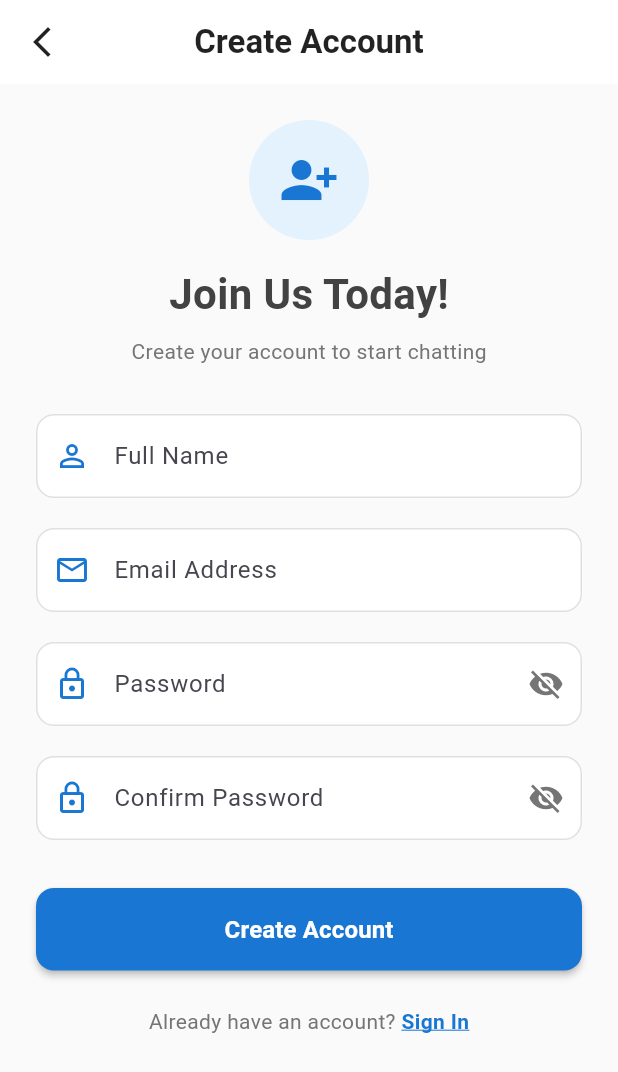
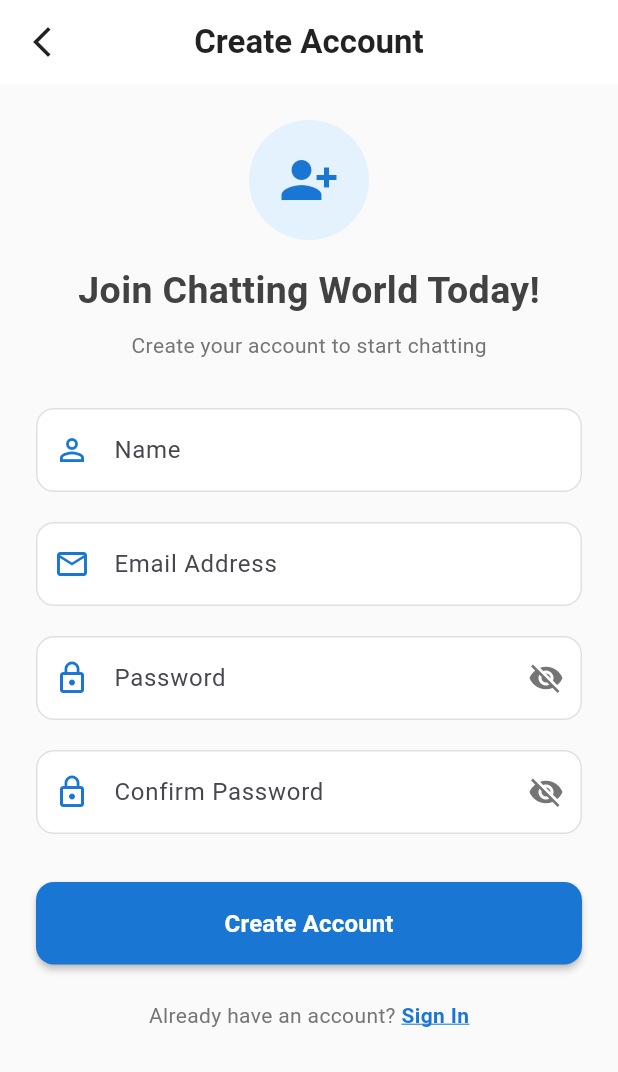
Before and after one commit to Athore07/Chatting-AppFlutter, a Flutter app: the RegisterScreen screen opened directly, on a phone screen of 412 x 824 dp. Shown: the top 1072 px of the screen. Run offline on Flutter 3.47's test engine with Material 3 defaults, Android fonts, the phone set to English and light mode, and no system bars; our stand-ins replace cloud_firestore, firebase_auth, firebase_core, firebase_messaging; accounts and stored records are empty.

Commit message:
changes by sebaisack

```diff
--- a/lib/screens/register.dart
+++ b/lib/screens/register.dart
@@ -191,9 +191,9 @@ class _RegisterScreenState extends State<RegisterScreen> {
         ),
         const SizedBox(height: 16),
         Text(
-          "Join Us Today!",
+          "Join Chatting World Today!",
           style: TextStyle(
-            fontSize: 28,
+            fontSize: 25,
             fontWeight: FontWeight.bold,
             color: Colors.grey[800],
           ),
@@ -217,8 +217,8 @@ class _RegisterScreenState extends State<RegisterScreen> {
       textCapitalization: TextCapitalization.words,
       style: const TextStyle(fontSize: 16),
       decoration: InputDecoration(
-        labelText: "Full Name",
-        hintText: "Enter your full name",
+        labelText: "Name",
+        hintText: "Enter your name",
         prefixIcon: Icon(Icons.person_outline, color: Colors.blue[700]),
         border: OutlineInputBorder(
           borderRadius: BorderRadius.circular(12),
--- a/lib/screens/users.dart
+++ b/lib/screens/users.dart
@@ -24,6 +24,7 @@ class UsersScreen extends StatelessWidget {
         backgroundColor: Colors.grey[300],
         elevation: 0,
         iconTheme: const IconThemeData(color: Colors.black87),
+
       ),
       body: Container(
         color: Colors.grey[50],
```
